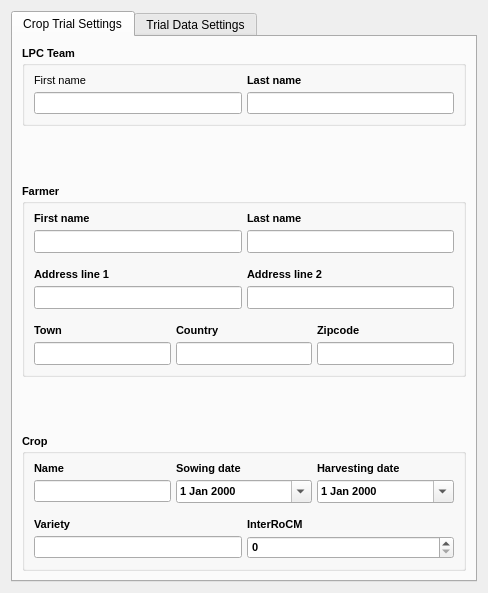
Before: the Qt Designer form gui/crop_analysis_environment_ui.ui in franciscocamellon/lallemand_plant_care, drawn with Qt 5.
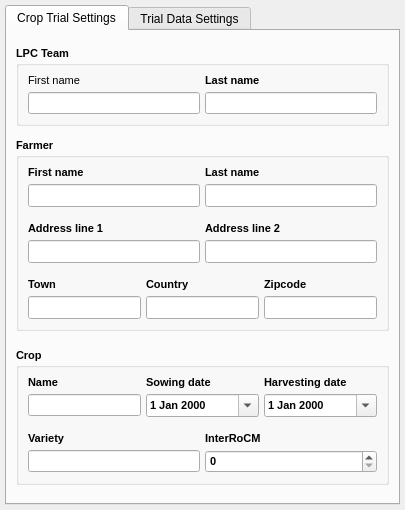
After: the same form once the commit is applied. The open tabs and pages were chosen to show the change. Custom widgets are drawn as their Qt base class.

Commit message: Implementing Trial UI

What changed in the file:
```diff
--- a/gui/crop_analysis_environment_ui.ui
+++ b/gui/crop_analysis_environment_ui.ui
@@ -6,30 +6,54 @@
    <rect>
     <x>0</x>
     <y>0</y>
-    <width>488</width>
-    <height>593</height>
+    <width>400</width>
+    <height>500</height>
    </rect>
   </property>
   <property name="sizePolicy">
-   <sizepolicy hsizetype="Preferred" vsizetype="Preferred">
+   <sizepolicy hsizetype="Preferred" vsizetype="MinimumExpanding">
     <horstretch>0</horstretch>
     <verstretch>0</verstretch>
    </sizepolicy>
   </property>
   <property name="minimumSize">
    <size>
-    <width>0</width>
-    <height>0</height>
+    <width>400</width>
+    <height>500</height>
+   </size>
+  </property>
+  <property name="maximumSize">
+   <size>
+    <width>16777215</width>
+    <height>500</height>
    </size>
   </property>
   <property name="windowTitle">
    <string>Lallemand - Crop Analysis Environment</string>
   </property>
   <layout class="QGridLayout" name="gridLayout_3">
+   <property name="sizeConstraint">
+    <enum>QLayout::SetFixedSize</enum>
+   </property>
+   <property name="leftMargin">
+    <number>5</number>
+   </property>
+   <property name="topMargin">
+    <number>5</number>
+   </property>
+   <property name="rightMargin">
+    <number>5</number>
+   </property>
+   <property name="bottomMargin">
+    <number>5</number>
+   </property>
+   <property name="spacing">
+    <number>0</number>
+   </property>
    <item row="0" column="0">
     <widget class="QTabWidget" name="tabWidget">
      <property name="sizePolicy">
-      <sizepolicy hsizetype="MinimumExpanding" vsizetype="MinimumExpanding">
+      <sizepolicy hsizetype="Preferred" vsizetype="Fixed">
        <horstretch>0</horstretch>
        <verstretch>0</verstretch>
       </sizepolicy>
@@ -37,7 +61,7 @@
      <property name="minimumSize">
       <size>
        <width>0</width>
-       <height>0</height>
+       <height>500</height>
       </size>
      </property>
      <property name="baseSize">
@@ -59,346 +83,10 @@
        <string>Crop Trial Settings</string>
       </attribute>
       <layout class="QGridLayout" name="gridLayout_9">
-       <item row="3" column="0">
-        <spacer name="verticalSpacer_3">
-         <property name="orientation">
-          <enum>Qt::Vertical</enum>
-         </property>
-         <property name="sizeType">
-          <enum>QSizePolicy::Expanding</enum>
-         </property>
-         <property name="sizeHint" stdset="0">
-          <size>
-           <width>20</width>
-           <height>5</height>
-          </size>
-         </property>
-        </spacer>
-       </item>
-       <item row="4" column="0">
-        <widget class="QGroupBox" name="groupBox_5">
-         <property name="sizePolicy">
-          <sizepolicy hsizetype="Preferred" vsizetype="Expanding">
-           <horstretch>0</horstretch>
-           <verstretch>0</verstretch>
-          </sizepolicy>
-         </property>
-         <property name="minimumSize">
-          <size>
-           <width>0</width>
-           <height>0</height>
-          </size>
-         </property>
-         <property name="maximumSize">
-          <size>
-           <width>16777215</width>
-           <height>16777215</height>
-          </size>
-         </property>
-         <property name="font">
-          <font>
-           <pointsize>8</pointsize>
-           <weight>75</weight>
-           <bold>true</bold>
-          </font>
-         </property>
-         <property name="title">
-          <string>Crop</string>
-         </property>
-         <layout class="QGridLayout" name="gridLayout_8" rowstretch="45,10,45" rowminimumheight="30,0,30">
-          <property name="verticalSpacing">
-           <number>5</number>
-          </property>
-          <item row="0" column="0">
-           <layout class="QVBoxLayout" name="verticalLayout">
-            <property name="spacing">
-             <number>5</number>
-            </property>
-            <item>
-             <layout class="QHBoxLayout" name="horizontalLayout_10">
-              <item>
-               <widget class="QLabel" name="label_21">
-                <property name="styleSheet">
-                 <string notr="true">font: 8pt &quot;MS Shell Dlg 2&quot;;</string>
-                </property>
-                <property name="text">
-                 <string>Name</string>
-                </property>
-               </widget>
-              </item>
-              <item>
-               <widget class="QLabel" name="label_22">
-                <property name="styleSheet">
-                 <string notr="true">font: 8pt &quot;MS Shell Dlg 2&quot;;</string>
-                </property>
-                <property name="text">
-                 <string>Sowing date</string>
-                </property>
-               </widget>
-              </item>
-              <item>
-               <widget class="QLabel" name="label_23">
-                <property name="styleSheet">
-                 <string notr="true">font: 8pt &quot;MS Shell Dlg 2&quot;;</string>
-                </property>
-                <property name="text">
-                 <string>Harvesting date</string>
-                </property>
-               </widget>
-              </item>
-             </layout>
-            </item>
-            <item>
-             <layout class="QHBoxLayout" name="horizontalLayout_11">
-              <item>
-               <widget class="QLineEdit" name="lineEdit_12">
-                <property name="sizePolicy">
-                 <sizepolicy hsizetype="Minimum" vsizetype="Fixed">
-                  <horstretch>0</horstretch>
-                  <verstretch>0</verstretch>
-                 </sizepolicy>
-                </property>
-                <property name="styleSheet">
-                 <string notr="true">font: 8pt &quot;MS Shell Dlg 2&quot;;</string>
-                </property>
-               </widget>
-              </item>
-              <item>
-               <widget class="QDateEdit" name="dateEdit_2">
-                <property name="styleSheet">
-                 <string notr="true">font: 8pt &quot;MS Shell Dlg 2&quot;;</string>
-                </property>
-                <property name="calendarPopup">
-                 <bool>true</bool>
-                </property>
-               </widget>
-              </item>
-              <item>
-               <widget class="QDateEdit" name="dateEdit">
-                <property name="styleSheet">
-                 <string notr="true">font: 8pt &quot;MS Shell Dlg 2&quot;;</string>
-                </property>
-                <property name="calendarPopup">
-                 <bool>true</bool>
-                </property>
-               </widget>
-              </item>
-             </layout>
-            </item>
-           </layout>
-          </item>
-          <item row="1" column="0">
-           <spacer name="verticalSpacer_5">
-            <property name="orientation">
-             <enum>Qt::Vertical</enum>
-            </property>
-            <property name="sizeType">
-             <enum>QSizePolicy::Expanding</enum>
-            </property>
-            <property name="sizeHint" stdset="0">
-             <size>
-              <width>20</width>
-              <height>10</height>
-             </size>
-            </property>
-           </spacer>
-          </item>
-          <item row="2" column="0">
-           <layout class="QVBoxLayout" name="verticalLayout_4">
-            <property name="spacing">
-             <number>5</number>
-            </property>
-            <item>
-             <layout class="QHBoxLayout" name="horizontalLayout_12">
-              <item>
-               <widget class="QLabel" name="label_24">
-                <property name="styleSheet">
-                 <string notr="true">font: 8pt &quot;MS Shell Dlg 2&quot;;</string>
-                </property>
-                <property name="text">
-                 <string>Variety</string>
-                </property>
-               </widget>
-              </item>
-              <item>
-               <widget class="QLabel" name="label_25">
-                <property name="styleSheet">
-                 <string notr="true">font: 8pt &quot;MS Shell Dlg 2&quot;;</string>
-                </property>
-                <property name="text">
-                 <string>InterRoCM</string>
-                </property>
-               </widget>
-              </item>
-             </layout>
-            </item>
-            <item>
-             <layout class="QHBoxLayout" name="horizontalLayout_13">
-              <item>
-               <widget class="QLineEdit" name="lineEdit_13">
-                <property name="sizePolicy">
-                 <sizepolicy hsizetype="Minimum" vsizetype="Fixed">
-                  <horstretch>0</horstretch>
-                  <verstretch>0</verstretch>
-                 </sizepolicy>
-                </property>
-                <property name="styleSheet">
-                 <string notr="true">font: 8pt &quot;MS Shell Dlg 2&quot;;</string>
-                </property>
-               </widget>
-              </item>
-              <item>
-               <widget class="QSpinBox" name="spinBox">
-                <property name="minimumSize">
-                 <size>
-                  <width>0</width>
-                  <height>0</height>
-                 </size>
-                </property>
-                <property name="maximumSize">
-                 <size>
-                  <width>16777215</width>
-                  <height>16777215</height>
-                 </size>
-                </property>
-                <property name="styleSheet">
-                 <string notr="true">font: 8pt &quot;MS Shell Dlg 2&quot;;</string>
-                </property>
-                <property name="maximum">
-                 <number>1000000000</number>
-                </property>
-                <property name="value">
-                 <number>0</number>
-                </property>
-               </widget>
-              </item>
-             </layout>
-            </item>
-           </layout>
-          </item>
-         </layout>
-        </widget>
-       </item>
        <item row="1" column="0">
-        <spacer name="verticalSpacer_4">
-         <property name="orientation">
-          <enum>Qt::Vertical</enum>
-         </property>
-         <property name="sizeType">
-          <enum>QSizePolicy::Expanding</enum>
-         </property>
-         <property name="sizeHint" stdset="0">
-          <size>
-           <width>20</width>
-           <height>5</height>
-          </size>
-         </property>
-        </spacer>
-       </item>
-       <item row="0" column="0">
-        <widget class="QGroupBox" name="groupBox_3">
-         <property name="sizePolicy">
-          <sizepolicy hsizetype="Preferred" vsizetype="Expanding">
-           <horstretch>0</horstretch>
-           <verstretch>0</verstretch>
-          </sizepolicy>
-         </property>
-         <property name="minimumSize">
-          <size>
-           <width>0</width>
-           <height>0</height>
-          </size>
-         </property>
-         <property name="font">
-          <font>
-           <family>MS Shell Dlg 2</family>
-           <pointsize>8</pointsize>
-           <weight>75</weight>
-           <italic>false</italic>
-           <bold>true</bold>
-          </font>
-         </property>
-         <property name="styleSheet">
-          <string notr="true"/>
-         </property>
-         <property name="title">
-          <string>LPC Team</string>
-         </property>
-         <layout class="QGridLayout" name="gridLayout_6">
-          <property name="verticalSpacing">
-           <number>5</number>
-          </property>
-          <item row="0" column="0">
-           <layout class="QVBoxLayout" name="verticalLayout_7">
-            <property name="spacing">
-             <number>5</number>
-            </property>
-            <item>
-             <layout class="QHBoxLayout" name="horizontalLayout_20">
-              <item>
-               <widget class="QLabel" name="label_33">
-                <property name="font">
-                 <font>
-                  <family>MS Shell Dlg 2</family>
-                  <pointsize>8</pointsize>
-                  <weight>50</weight>
-                  <italic>false</italic>
-                  <bold>false</bold>
-                 </font>
-                </property>
-                <property name="styleSheet">
-                 <string notr="true">font: 8pt &quot;MS Shell Dlg 2&quot;;</string>
-                </property>
-                <property name="text">
-                 <string>First name</string>
-                </property>
-               </widget>
-              </item>
-              <item>
-               <widget class="QLabel" name="label_34">
-                <property name="styleSheet">
-                 <string notr="true">font: 8pt &quot;MS Shell Dlg 2&quot;;</string>
-                </property>
-                <property name="text">
-                 <string>Last name</string>
-                </property>
-               </widget>
-              </item>
-             </layout>
-            </item>
-            <item>
-             <layout class="QHBoxLayout" name="horizontalLayout_21">
-              <item>
-               <widget class="QLineEdit" name="lineEdit_11">
-                <property name="styleSheet">
-                 <string notr="true">font: 8pt &quot;MS Shell Dlg 2&quot;;</string>
-                </property>
-               </widget>
-              </item>
-              <item>
-               <widget class="QLineEdit" name="lineEdit_20">
-                <property name="sizePolicy">
-                 <sizepolicy hsizetype="Expanding" vsizetype="Fixed">
-                  <horstretch>0</horstretch>
-                  <verstretch>0</verstretch>
-                 </sizepolicy>
-                </property>
-                <property name="styleSheet">
-                 <string notr="true">font: 8pt &quot;MS Shell Dlg 2&quot;;</string>
-                </property>
-               </widget>
-              </item>
-             </layout>
-            </item>
-           </layout>
-          </item>
-         </layout>
-        </widget>
-       </item>
-       <item row="2" column="0">
         <widget class="QGroupBox" name="groupBox_4">
          <property name="sizePolicy">
-          <sizepolicy hsizetype="Preferred" vsizetype="MinimumExpanding">
+          <sizepolicy hsizetype="Preferred" vsizetype="Fixed">
            <horstretch>0</horstretch>
            <verstretch>0</verstretch>
           </sizepolicy>
@@ -499,7 +187,7 @@
              <enum>Qt::Vertical</enum>
             </property>
             <property name="sizeType">
-             <enum>QSizePolicy::Expanding</enum>
+             <enum>QSizePolicy::Fixed</enum>
             </property>
             <property name="sizeHint" stdset="0">
              <size>
@@ -588,7 +276,7 @@
              <enum>Qt::Vertical</enum>
             </property>
             <property name="sizeType">
-             <enum>QSizePolicy::Expanding</enum>
+             <enum>QSizePolicy::Fixed</enum>
             </property>
             <property name="sizeHint" stdset="0">
              <size>
@@ -703,6 +391,326 @@
          </layout>
         </widget>
        </item>
+       <item row="2" column="0">
+        <spacer name="verticalSpacer_3">
+         <property name="orientation">
+          <enum>Qt::Vertical</enum>
+         </property>
+         <property name="sizeType">
+          <enum>QSizePolicy::Fixed</enum>
+         </property>
+         <property name="sizeHint" stdset="0">
+          <size>
+           <width>20</width>
+           <height>5</height>
+          </size>
+         </property>
+        </spacer>
+       </item>
+       <item row="0" column="0">
+        <widget class="QGroupBox" name="groupBox_3">
+         <property name="sizePolicy">
+          <sizepolicy hsizetype="Preferred" vsizetype="Fixed">
+           <horstretch>0</horstretch>
+           <verstretch>0</verstretch>
+          </sizepolicy>
+         </property>
+         <property name="minimumSize">
+          <size>
+           <width>0</width>
+           <height>77</height>
+          </size>
+         </property>
+         <property name="font">
+          <font>
+           <family>MS Shell Dlg 2</family>
+           <pointsize>8</pointsize>
+           <weight>75</weight>
+           <italic>false</italic>
+           <bold>true</bold>
+          </font>
+         </property>
+         <property name="styleSheet">
+          <string notr="true"/>
+         </property>
+         <property name="title">
+          <string>LPC Team</string>
+         </property>
+         <layout class="QGridLayout" name="gridLayout_6">
+          <property name="verticalSpacing">
+           <number>5</number>
+          </property>
+          <item row="0" column="0">
+           <layout class="QVBoxLayout" name="verticalLayout_7">
+            <property name="spacing">
+             <number>5</number>
+            </property>
+            <item>
+             <layout class="QHBoxLayout" name="horizontalLayout_20">
+              <item>
+               <widget class="QLabel" name="label_33">
+                <property name="font">
+                 <font>
+                  <family>MS Shell Dlg 2</family>
+                  <pointsize>8</pointsize>
+                  <weight>50</weight>
+                  <italic>false</italic>
+                  <bold>false</bold>
+                 </font>
+                </property>
+                <property name="styleSheet">
+                 <string notr="true">font: 8pt &quot;MS Shell Dlg 2&quot;;</string>
+                </property>
+                <property name="text">
+                 <string>First name</string>
+                </property>
+               </widget>
+              </item>
+              <item>
+               <widget class="QLabel" name="label_34">
+                <property name="styleSheet">
+                 <string notr="true">font: 8pt &quot;MS Shell Dlg 2&quot;;</string>
+                </property>
+                <property name="text">
+                 <string>Last name</string>
+                </property>
+               </widget>
+              </item>
+             </layout>
+            </item>
+            <item>
+             <layout class="QHBoxLayout" name="horizontalLayout_21">
+              <item>
+               <widget class="QLineEdit" name="lpcFirstName">
+                <property name="styleSheet">
+                 <string notr="true">font: 8pt &quot;MS Shell Dlg 2&quot;;</string>
+                </property>
+               </widget>
+              </item>
+              <item>
+               <widget class="QLineEdit" name="lpcLastName">
+                <property name="sizePolicy">
+                 <sizepolicy hsizetype="Expanding" vsizetype="Fixed">
+                  <horstretch>0</horstretch>
+                  <verstretch>0</verstretch>
+                 </sizepolicy>
+                </property>
+                <property name="styleSheet">
+                 <string notr="true">font: 8pt &quot;MS Shell Dlg 2&quot;;</string>
+                </property>
+               </widget>
+              </item>
+             </layout>
+            </item>
+           </layout>
+          </item>
+         </layout>
+        </widget>
+       </item>
+       <item row="3" column="0">
+        <widget class="QGroupBox" name="groupBox_5">
+         <property name="sizePolicy">
+          <sizepolicy hsizetype="Preferred" vsizetype="Fixed">
+           <horstretch>0</horstretch>
+           <verstretch>0</verstretch>
+          </sizepolicy>
+         </property>
+         <property name="minimumSize">
+          <size>
+           <width>0</width>
+           <height>0</height>
+          </size>
+         </property>
+         <property name="maximumSize">
+          <size>
+           <width>16777215</width>
+           <height>16777215</height>
+          </size>
+         </property>
+         <property name="font">
+          <font>
+           <pointsize>8</pointsize>
+           <weight>75</weight>
+           <bold>true</bold>
+          </font>
+         </property>
+         <property name="title">
+          <string>Crop</string>
+         </property>
+         <layout class="QGridLayout" name="gridLayout_8" rowstretch="45,10,45" rowminimumheight="30,0,30">
+          <property name="verticalSpacing">
+           <number>5</number>
+          </property>
+          <item row="0" column="0">
+           <layout class="QVBoxLayout" name="verticalLayout">
+            <property name="spacing">
+             <number>5</number>
+            </property>
+            <item>
+             <layout class="QHBoxLayout" name="horizontalLayout_10">
+              <item>
+               <widget class="QLabel" name="label_21">
+                <property name="styleSheet">
+                 <string notr="true">font: 8pt &quot;MS Shell Dlg 2&quot;;</string>
+                </property>
+                <property name="text">
+                 <string>Name</string>
+                </property>
+               </widget>
+              </item>
+              <item>
+               <widget class="QLabel" name="label_22">
+                <property name="styleSheet">
+                 <string notr="true">font: 8pt &quot;MS Shell Dlg 2&quot;;</string>
+                </property>
+                <property name="text">
+                 <string>Sowing date</string>
+                </property>
+               </widget>
+              </item>
+              <item>
+               <widget class="QLabel" name="label_23">
+                <property name="styleSheet">
+                 <string notr="true">font: 8pt &quot;MS Shell Dlg 2&quot;;</string>
+                </property>
+                <property name="text">
+                 <string>Harvesting date</string>
+                </property>
+               </widget>
+              </item>
+             </layout>
+            </item>
+            <item>
+             <layout class="QHBoxLayout" name="horizontalLayout_11">
+              <item>
+               <widget class="QLineEdit" name="cropName">
+                <property name="sizePolicy">
+                 <sizepolicy hsizetype="Minimum" vsizetype="Fixed">
+                  <horstretch>0</horstretch>
+                  <verstretch>0</verstretch>
+                 </sizepolicy>
+                </property>
+                <property name="styleSheet">
+                 <string notr="true">font: 8pt &quot;MS Shell Dlg 2&quot;;</string>
+                </property>
+               </widget>
+              </item>
+              <item>
+               <widget class="QDateEdit" name="cropSowingDate">
+                <property name="styleSheet">
+                 <string notr="true">font: 8pt &quot;MS Shell Dlg 2&quot;;</string>
+                </property>
+                <property name="calendarPopup">
+                 <bool>true</bool>
+                </property>
+               </widget>
+              </item>
+              <item>
+               <widget class="QDateEdit" name="cropHarvestingDate">
+                <property name="styleSheet">
+                 <string notr="true">font: 8pt &quot;MS Shell Dlg 2&quot;;</string>
+                </property>
+                <property name="calendarPopup">
+                 <bool>true</bool>
+                </property>
+               </widget>
+              </item>
+             </layout>
+            </item>
+           </layout>
+          </item>
+          <item row="1" column="0">
+           <spacer name="verticalSpacer_5">
+            <property name="orientation">
+             <enum>Qt::Vertical</enum>
+            </property>
+            <property name="sizeType">
+             <enum>QSizePolicy::Fixed</enum>
+            </property>
+            <property name="sizeHint" stdset="0">
+             <size>
+              <width>20</width>
+              <height>10</height>
+             </size>
+            </property>
+           </spacer>
+          </item>
+          <item row="2" column="0">
+           <layout class="QVBoxLayout" name="verticalLayout_4">
+            <property name="spacing">
+             <number>5</number>
+            </property>
+            <item>
+             <layout class="QHBoxLayout" name="horizontalLayout_12">
+              <item>
+               <widget class="QLabel" name="label_24">
+                <property name="styleSheet">
+                 <string notr="true">font: 8pt &quot;MS Shell Dlg 2&quot;;</string>
+                </property>
+                <property name="text">
+                 <string>Variety</string>
+                </property>
+               </widget>
+              </item>
+              <item>
+               <widget class="QLabel" name="label_25">
+                <property name="styleSheet">
+                 <string notr="true">font: 8pt &quot;MS Shell Dlg 2&quot;;</string>
+                </property>
+                <property name="text">
+                 <string>InterRoCM</string>
+                </property>
+               </widget>
+              </item>
+             </layout>
+            </item>
+            <item>
+             <layout class="QHBoxLayout" name="horizontalLayout_13">
+              <item>
+               <widget class="QLineEdit" name="cropVariety">
+                <property name="sizePolicy">
+                 <sizepolicy hsizetype="Minimum" vsizetype="Fixed">
+                  <horstretch>0</horstretch>
+                  <verstretch>0</verstretch>
+                 </sizepolicy>
+                </property>
+                <property name="styleSheet">
+                 <string notr="true">font: 8pt &quot;MS Shell Dlg 2&quot;;</string>
+                </property>
+               </widget>
+              </item>
+              <item>
+               <widget class="QSpinBox" name="cropInterRoCM">
+                <property name="minimumSize">
+                 <size>
+                  <width>0</width>
+                  <height>0</height>
+                 </size>
+                </property>
+                <property name="maximumSize">
+                 <size>
+                  <width>16777215</width>
+                  <height>16777215</height>
+                 </size>
+                </property>
+                <property name="styleSheet">
+                 <string notr="true">font: 8pt &quot;MS Shell Dlg 2&quot;;</string>
+                </property>
+                <property name="maximum">
+                 <number>1000000000</number>
+                </property>
+                <property name="value">
+                 <number>0</number>
+                </property>
+               </widget>
+              </item>
+             </layout>
+            </item>
+           </layout>
+          </item>
+         </layout>
+        </widget>
+       </item>
       </layout>
      </widget>
      <widget class="QWidget" name="trialDataSettings">
```
Left out of the diff: 230 changed lines with no effect on the pictures.
